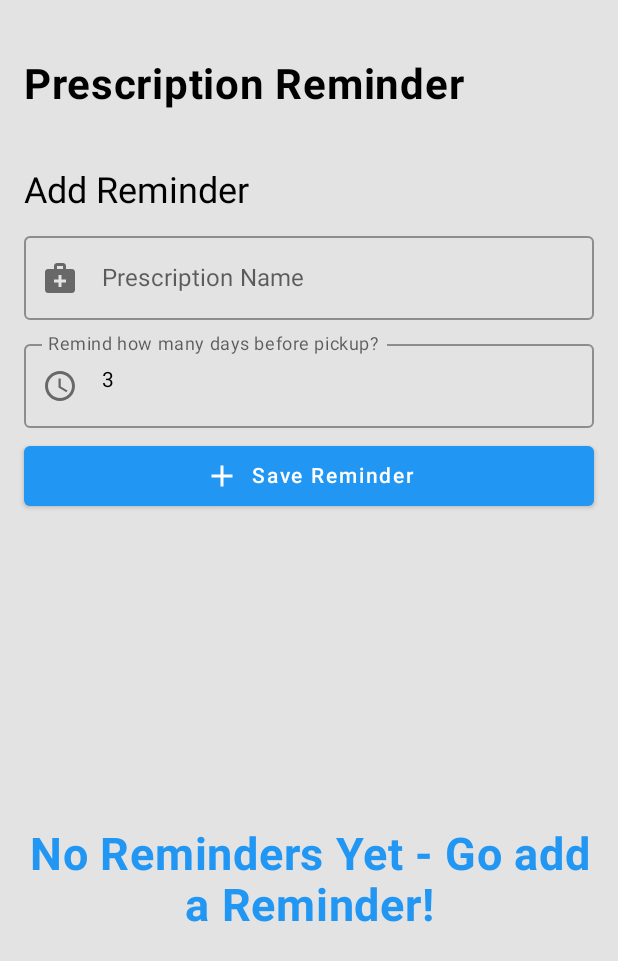
After one commit to DenisMiculescu/FYP, an Android app built with Jetpack Compose: the composable ReminderScreen shown on its own in the app's theme, on a phone screen of 412 x 824 dp. The commit adds this screen. Shown: the top 961 px of the screen. Run offline under Robolectric (Android 15) with nearby library versions, the phone set to English and light mode, and no system bars; our stand-ins replace Dagger/Hilt's generated code, Firebase (no records; nobody signed in at launch, a user with empty details on screens opened directly), Timber.

Commit message:
Added Reminder Screen and Functionality

```diff
--- a/app/build.gradle.kts
+++ b/app/build.gradle.kts
@@ -134,4 +134,7 @@ dependencies {
     //OCR
     implementation(libs.text.recognition)
 
+    //WorkManager
+    implementation(libs.androidx.work.runtime.ktx)
+
 }
--- a/app/src/main/AndroidManifest.xml
+++ b/app/src/main/AndroidManifest.xml
@@ -11,6 +11,7 @@
     <uses-permission android:name="android.permission.ACCESS_COARSE_LOCATION" />
 
     <uses-permission android:name="android.permission.CAMERA" />
+    <uses-permission android:name="android.permission.POST_NOTIFICATIONS" />
     <uses-permission android:name="android.permission.WRITE_EXTERNAL_STORAGE" />
     <uses-permission android:name="android.permission.READ_EXTERNAL_STORAGE"/>
 
--- a/app/src/main/java/com/example/fyp/navigation/AppNavGraph.kt
+++ b/app/src/main/java/com/example/fyp/navigation/AppNavGraph.kt
@@ -14,6 +14,7 @@ import com.example.fyp.ui.screens.home.HomeScreen
 import com.example.fyp.ui.screens.login.LoginScreen
 import com.example.fyp.ui.screens.profile.ProfileScreen
 import com.example.fyp.ui.screens.register.RegisterScreen
+import com.example.fyp.ui.screens.reminder.ReminderScreen
 import com.example.fyp.ui.screens.report.ReportScreen
 
 
@@ -87,6 +88,10 @@ fun NavHostProvider(
             MapScreen(permissions = permissions)
         }
 
+        composable(route = Reminder.route) {
+            ReminderScreen()
+        }
+
     }
 }
 
--- /dev/null
+++ b/app/src/main/java/com/example/fyp/ui/components/reminder/ReminderText.kt
@@ -0,0 +1,31 @@
+package com.example.fyp.ui.components.reminder
+
+import androidx.compose.foundation.layout.Arrangement
+import androidx.compose.foundation.layout.Column
+import androidx.compose.foundation.layout.padding
+import androidx.compose.material3.Text
+import androidx.compose.runtime.Composable
+import androidx.compose.ui.Modifier
+import androidx.compose.ui.graphics.Color
+import androidx.compose.ui.res.stringResource
+import androidx.compose.ui.text.font.FontWeight
+import androidx.compose.ui.unit.dp
+import androidx.compose.ui.unit.sp
+import com.example.fyp.R
+
+@Composable
+fun RemindertText(modifier: Modifier = Modifier, text: String) {
+    Column(
+        modifier = modifier.padding(
+            top = 24.dp,
+            bottom = 24.dp
+        ),
+        verticalArrangement = Arrangement.spacedBy(24.dp)) {
+        Text(
+            text = text,
+            fontWeight = FontWeight.Bold,
+            fontSize = 28.sp,
+            color = Color.Black
+        )
+    }
+}
--- /dev/null
+++ b/app/src/main/java/com/example/fyp/ui/screens/reminder/ReminderScreen.kt
@@ -0,0 +1,238 @@
+package com.example.fyp.ui.screens.reminder
+
+import android.Manifest
+import android.content.pm.PackageManager
+import android.os.Build
+import android.widget.Toast
+import androidx.activity.compose.rememberLauncherForActivityResult
+import androidx.activity.result.contract.ActivityResultContracts
+import androidx.compose.foundation.background
+import androidx.compose.foundation.layout.*
+import androidx.compose.foundation.lazy.LazyColumn
+import androidx.compose.foundation.lazy.items
+import androidx.compose.material.*
+import androidx.compose.material.icons.Icons
+import androidx.compose.material.icons.filled.AccessTime
+import androidx.compose.material.icons.filled.Add
+import androidx.compose.material.icons.filled.Delete
+import androidx.compose.material.icons.filled.MedicalServices
+import androidx.compose.runtime.*
+import androidx.compose.ui.Alignment
+import androidx.compose.ui.Modifier
+import androidx.compose.ui.graphics.Color
+import androidx.compose.ui.platform.LocalContext
+import androidx.compose.ui.res.stringResource
+import androidx.compose.ui.text.font.FontWeight
+import androidx.compose.ui.text.style.TextAlign
+import androidx.compose.ui.unit.dp
+import androidx.compose.ui.unit.sp
+import androidx.core.content.ContextCompat
+import androidx.hilt.navigation.compose.hiltViewModel
+import com.example.fyp.R
+import com.example.fyp.data.models.PrescriptionReminderModel
+import com.example.fyp.ui.components.general.Centre
+import com.example.fyp.ui.components.general.ShowLoader
+import com.example.fyp.ui.components.reminder.RemindertText
+
+
+@Composable
+fun ReminderScreen(
+    viewModel: ReminderViewModel = hiltViewModel(),
+) {
+    val context = LocalContext.current
+    val reminders by viewModel.reminders.collectAsState()
+
+    var prescriptionName by remember { mutableStateOf("") }
+    var reminderDays by remember { mutableStateOf("3") }
+
+    val isError = viewModel.isErr.value
+    val isLoading = viewModel.isLoading.value
+
+    if (Build.VERSION.SDK_INT >= Build.VERSION_CODES.TIRAMISU) {
+        val permissionLauncher = rememberLauncherForActivityResult(
+            ActivityResultContracts.RequestPermission()
+        ) { isGranted ->
+            if (!isGranted) {
+                Toast.makeText(context, "Notification permission is required", Toast.LENGTH_SHORT).show()
+            }
+        }
+
+        LaunchedEffect(Unit) {
+            if (ContextCompat.checkSelfPermission(
+                    context,
+                    Manifest.permission.POST_NOTIFICATIONS
+                ) != PackageManager.PERMISSION_GRANTED
+            ) {
+                permissionLauncher.launch(Manifest.permission.POST_NOTIFICATIONS)
+            }
+        }
+    }
+
+    Column(
+        modifier = Modifier
+            .fillMaxSize()
+            .padding(16.dp)
+    ) {
+        RemindertText(
+            modifier = Modifier
+                .fillMaxWidth()
+                .padding(bottom = 16.dp),
+            text = stringResource(R.string.reminderTitle)
+        )
+
+        Text("Add Reminder", style = MaterialTheme.typography.h5)
+
+        Spacer(modifier = Modifier.height(8.dp))
+
+        OutlinedTextField(
+            value = prescriptionName,
+            onValueChange = { prescriptionName = it },
+            label = { Text("Prescription Name") },
+            leadingIcon = { Icon(Icons.Default.MedicalServices, contentDescription = null) },
+            modifier = Modifier.fillMaxWidth(),
+            colors = TextFieldDefaults.outlinedTextFieldColors(
+                focusedBorderColor = androidx.compose.material3.MaterialTheme.colorScheme.secondary,
+                focusedLabelColor = androidx.compose.material3.MaterialTheme.colorScheme.secondary,
+                cursorColor = androidx.compose.material3.MaterialTheme.colorScheme.secondary
+            )
+        )
+
+        Spacer(modifier = Modifier.height(8.dp))
+
+        OutlinedTextField(
+            value = reminderDays,
+            onValueChange = { reminderDays = it },
+            label = { Text("Remind how many days before pickup?") },
+            leadingIcon = { Icon(Icons.Default.AccessTime, contentDescription = null) },
+            modifier = Modifier.fillMaxWidth(),
+            colors = TextFieldDefaults.outlinedTextFieldColors(
+                focusedBorderColor = androidx.compose.material3.MaterialTheme.colorScheme.secondary,
+                focusedLabelColor = androidx.compose.material3.MaterialTheme.colorScheme.secondary,
+                cursorColor = androidx.compose.material3.MaterialTheme.colorScheme.secondary
+            )
+        )
+
+        Spacer(modifier = Modifier.height(8.dp))
+
+        Button(
+            onClick = {
+                val reminder = PrescriptionReminderModel(
+                    prescriptionName = prescriptionName,
+                    pickupDate = System.currentTimeMillis() + 2 * 60 * 1000, // test in 2 mins
+                    reminderDaysBefore = 0 // or reminderDays.toIntOrNull() ?: 3
+                )
+
+
+                viewModel.addReminder(reminder) { success ->
+                    Toast.makeText(context, if (success) "Reminder added" else "Failed", Toast.LENGTH_SHORT).show()
+                    if (success) {
+                        viewModel.scheduleReminder(context, reminder)
+                        prescriptionName = ""
+                        reminderDays = "3"
+                        viewModel.getReminders()
+                    }
+                }
+            },
+            colors = ButtonDefaults.buttonColors(
+                backgroundColor = androidx.compose.material3.MaterialTheme.colorScheme.secondary,
+                contentColor = MaterialTheme.colors.background
+            ),
+            modifier = Modifier.fillMaxWidth()
+        ) {
+            Icon(Icons.Default.Add, contentDescription = null)
+            Spacer(modifier = Modifier.width(8.dp))
+            Text("Save Reminder")
+        }
+
+        Spacer(modifier = Modifier.height(24.dp))
+
+        if (isLoading) {
+            ShowLoader("Loading Reminders...")
+        }
+
+        if (reminders.isEmpty() && !isError) {
+            Centre(Modifier.fillMaxSize()) {
+                androidx.compose.material3.Text(
+                    color = androidx.compose.material3.MaterialTheme.colorScheme.secondary,
+                    fontWeight = FontWeight.Bold,
+                    fontSize = 30.sp,
+                    lineHeight = 34.sp,
+                    textAlign = TextAlign.Center,
+                    text = stringResource(R.string.reminder_empty)
+                )
+            }
+        }
+
+        if (!isError) {
+            RemindertText(
+                modifier = Modifier
+                    .fillMaxWidth()
+                    .padding(vertical = 16.dp),
+                text = stringResource(R.string.reminderSubHeading)
+            )
+
+            LazyColumn {
+                items(reminders, key = { it.id }) { reminder ->
+                    ReminderSwipeItem(
+                        reminder = reminder,
+                        onDelete = { id ->
+                            viewModel.deleteReminder(id) { success ->
+                                if (!success) {
+                                    Toast.makeText(context, "Failed to delete", Toast.LENGTH_SHORT).show()
+                                }
+                            }
+                        }
+                    )
+                }
+            }
+        }
+    }
+}
+
+
+@OptIn(ExperimentalMaterialApi::class)
+@Composable
+fun ReminderSwipeItem(reminder: PrescriptionReminderModel, onDelete: (String) -> Unit) {
+    val dismissState = rememberDismissState(
+        confirmStateChange = {
+            if (it == DismissValue.DismissedToEnd || it == DismissValue.DismissedToStart) {
+                onDelete(reminder.id)
+            }
+            true
+        }
+    )
+
+    SwipeToDismiss(
+        state = dismissState,
+        directions = setOf(DismissDirection.StartToEnd, DismissDirection.EndToStart),
+        background = {
+            val color = MaterialTheme.colors.error
+            Box(
+                modifier = Modifier
+                    .fillMaxSize()
+                    .background(color)
+                    .padding(start = 16.dp),
+                contentAlignment = Alignment.CenterStart
+            ) {
+                Icon(Icons.Default.Delete, contentDescription = "Delete", tint = Color.White)
+            }
+        },
+        dismissContent = {
+            Card(
+                elevation = 4.dp,
+                modifier = Modifier
+                    .fillMaxWidth()
+                    .padding(vertical = 4.dp)
+            ) {
+                Column(modifier = Modifier.padding(16.dp)) {
+                    Text(text = reminder.prescriptionName, style = MaterialTheme.typography.subtitle1)
+                    Text(
+                        text = "Notify ${reminder.reminderDaysBefore} day(s) before pickup",
+                        style = MaterialTheme.typography.body2,
+                        color = MaterialTheme.colors.onSurface.copy(alpha = 0.6f)
+                    )
+                }
+            }
+        }
+    )
+}
--- /dev/null
+++ b/app/src/main/java/com/example/fyp/ui/screens/reminder/ReminderViewModel.kt
@@ -0,0 +1,98 @@
+package com.example.fyp.ui.screens.reminder
+
+import android.content.Context
+import androidx.compose.runtime.mutableStateOf
+import androidx.lifecycle.ViewModel
+import androidx.lifecycle.viewModelScope
+import androidx.work.OneTimeWorkRequestBuilder
+import androidx.work.WorkManager
+import androidx.work.workDataOf
+import com.example.fyp.firebase.prescription.PrescriptionReminderRepository
+import com.example.fyp.data.models.PrescriptionReminderModel
+import com.example.fyp.data.rules.ReminderWorker
+import com.example.fyp.firebase.services.AuthService
+import com.example.fyp.firebase.services.FirestoreService
+import dagger.hilt.android.lifecycle.HiltViewModel
+import kotlinx.coroutines.flow.MutableStateFlow
+import kotlinx.coroutines.flow.StateFlow
+import kotlinx.coroutines.flow.asStateFlow
+import kotlinx.coroutines.launch
+import timber.log.Timber
+import java.util.concurrent.TimeUnit
+import javax.inject.Inject
+
+@HiltViewModel
+class ReminderViewModel @Inject constructor(
+    private val repository: PrescriptionReminderRepository,
+    private val authService: AuthService
+) : ViewModel() {
+
+    private val _reminders = MutableStateFlow<List<PrescriptionReminderModel>>(emptyList())
+    val reminders: StateFlow<List<PrescriptionReminderModel>> = _reminders.asStateFlow()
+
+    var isErr = mutableStateOf(false)
+    var isLoading = mutableStateOf(false)
+    var error = mutableStateOf<Exception?>(null)
+
+    init {
+        getReminders()
+    }
+
+    fun getReminders() {
+        viewModelScope.launch {
+            try {
+                isLoading.value = true
+                val email = authService.email
+                if (!email.isNullOrEmpty()) {
+                    repository.getReminders { items ->
+                        _reminders.value = items
+                        isErr.value = false
+                        isLoading.value = false
+                    }
+                } else {
+                    Timber.e("ReminderViewModel: userId is null, skipping getReminders()")
+                    isLoading.value = false
+                }
+            } catch (e: Exception) {
+                isErr.value = true
+                isLoading.value = false
+                error.value = e
+                Timber.e("ReminderViewModel Error: ${e.message}")
+            }
+        }
+    }
+
+    fun addReminder(reminder: PrescriptionReminderModel, onResult: (Boolean) -> Unit) {
+        viewModelScope.launch {
+            repository.addReminder(reminder) { success ->
+                if (success) getReminders()
+                onResult(success)
+            }
+        }
+    }
+
+    fun deleteReminder(reminderId: String, onResult: (Boolean) -> Unit) {
+        viewModelScope.launch {
+            repository.deleteReminder(reminderId) { success ->
+                if (success) getReminders()
+                onResult(success)
+            }
+        }
+    }
+
+    fun scheduleReminder(context: Context, reminder: PrescriptionReminderModel) {
+        val triggerTimeMillis = reminder.pickupDate - reminder.reminderDaysBefore * 24 * 60 * 60 * 1000L
+        val delay = triggerTimeMillis - System.currentTimeMillis()
+
+        if (delay <= 0) return
+
+        val inputData = workDataOf("prescriptionName" to reminder.prescriptionName)
+
+        val workRequest = OneTimeWorkRequestBuilder<ReminderWorker>()
+            .setInitialDelay(delay, TimeUnit.MILLISECONDS)
+            .setInputData(inputData)
+            .build()
+
+        WorkManager.getInstance(context).enqueue(workRequest)
+    }
+}
--- a/app/src/main/java/com/example/fyp/ui/screens/report/ReportViewModel.kt
+++ b/app/src/main/java/com/example/fyp/ui/screens/report/ReportViewModel.kt
@@ -21,10 +21,8 @@ constructor(
     private val authService: AuthService
 ) : ViewModel() {
 
-    private val _receipts
-            = MutableStateFlow<List<ReceiptModel>>(emptyList())
-    val uiReceipts: StateFlow<List<ReceiptModel>>
-            = _receipts.asStateFlow()
+    private val _receipts = MutableStateFlow<List<ReceiptModel>>(emptyList())
+    val uiReceipts: StateFlow<List<ReceiptModel>> = _receipts.asStateFlow()
     var isErr = mutableStateOf(false)
     var isLoading = mutableStateOf(false)
     var error = mutableStateOf(Exception())
--- a/app/src/main/java/com/example/fyp/ui/theme/Color.kt
+++ b/app/src/main/java/com/example/fyp/ui/theme/Color.kt
@@ -10,7 +10,7 @@ val TertiaryBlue = Color(0xFF03A9F4)
 // Calming medical tones
 val Mint = Color(0xFFB2DFDB)
 val TealStrong = Color(0xFF00796B)
-val SurfaceBackground = Color(0xFFF9FDFB)
+val SurfaceBackground = Color(0xFFE3E3E3)
 val OnSurfaceText = Color(0xFF1E1E1E)
 
 // Optional gradients for prescription/pharma branding
--- a/app/src/main/res/values/strings.xml
+++ b/app/src/main/res/values/strings.xml
@@ -33,4 +33,9 @@
     <string name="home">Home</string>
     <string name="logout">Logout</string>
 
+    <string name="reminderTitle">Prescription Reminder</string>
+    <string name="reminder_empty">No Reminders Yet - Go add a Reminder!</string>
+    <string name="reminderSubHeading">Your Reminders</string>
+
+
 </resources>
--- a/gradle/libs.versions.toml
+++ b/gradle/libs.versions.toml
@@ -48,6 +48,7 @@ playServicesLocation = "21.2.0"
 playServicesMaps = "18.2.0"
 accompanistPermissions = "0.24.13-rc"
 placesVersion = "4.2.0"
+workRuntimeKtx = "2.9.0"
 
 
 [libraries]
@@ -60,6 +61,7 @@ androidx-core-ktx = { group = "androidx.core", name = "core-ktx", version.ref =
 androidx-lifecycle-runtime-ktx-v262 = { module = "androidx.lifecycle:lifecycle-runtime-ktx", version.ref = "lifecycleRuntimeKtxVersion" }
 androidx-material-icons-extended = { module = "androidx.compose.material:material-icons-extended", version.ref = "materialIconsExtended" }
 androidx-navigation-compose = { module = "androidx.navigation:navigation-compose", version.ref = "navigationCompose" }
+androidx-work-runtime-ktx = { module = "androidx.work:work-runtime-ktx", version.ref = "workRuntimeKtx" }
 junit = { group = "junit", name = "junit", version.ref = "junit" }
 androidx-junit = { group = "androidx.test.ext", name = "junit", version.ref = "junitVersion" }
 androidx-lifecycle-runtime-ktx = { group = "androidx.lifecycle", name = "lifecycle-runtime-ktx", version.ref = "lifecycleRuntimeKtx" }
```
Also changed, not shown: app/src/main/java/com/example/fyp/data/models/PrescriptionReminderModel.kt (added, +9 -0 lines), app/src/main/java/com/example/fyp/data/rules/ReminderWorker.kt (added, +48 -0 lines), app/src/main/java/com/example/fyp/firebase/prescription/PrescriptionReminderRepository.kt (added, +45 -0 lines), app/src/main/java/com/example/fyp/navigation/AppDestinations.kt (+9 -2 lines), app/src/main/java/com/example/fyp/ui/screens/report/ReportScreen.kt (+7 -7 lines), app/src/main/res/drawable/ic_notification.xml (added, +9 -0 lines).
